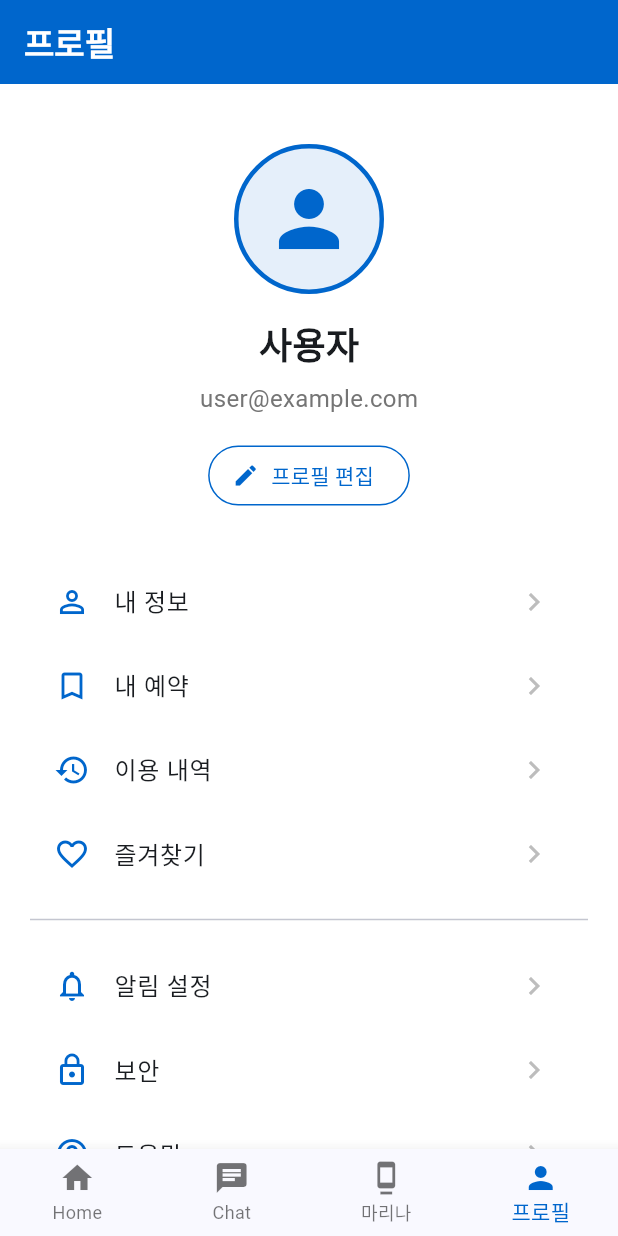
After one commit to wildriver1105/allatonce, a Flutter app: the screen it shows after launch, item 4 of the bottom bar chosen, on a phone screen of 412 x 824 dp. The commit adds this screen. Run offline on Flutter 3.47's test engine with Material 3 defaults, Android fonts, the phone set to English and light mode, and no system bars; our stand-ins replace file_picker, flutter_dotenv, shared_preferences; missing offline and left inert: gpt_markdown.

Commit message:
Profile section added

```diff
--- a/lib/screens/main_screen.dart
+++ b/lib/screens/main_screen.dart
@@ -3,6 +3,7 @@ import '../constants/colors.dart';
 import 'home_screen.dart';
 import 'chat_screen.dart';
 import 'marina_service_screen.dart';
+import 'profile_screen.dart';
 // import 'settings_screen.dart';
 
 class MainScreen extends StatefulWidget {
@@ -37,6 +38,7 @@ class _MainScreenState extends State<MainScreen> {
       ),
       ChatScreen(modelName: selectedModel),
       const MarinaServiceScreen(),
+      const ProfileScreen(),
       // const SettingsScreen(),
     ];
 
@@ -51,6 +53,7 @@ class _MainScreenState extends State<MainScreen> {
           }
         },
         selectedItemColor: AppColors.primary,
+        type: BottomNavigationBarType.fixed,
         items: const [
           BottomNavigationBarItem(
             icon: Icon(Icons.home),
@@ -64,10 +67,10 @@ class _MainScreenState extends State<MainScreen> {
             icon: Icon(Icons.dock),
             label: '마리나',
           ),
-          // BottomNavigationBarItem(
-          //   icon: Icon(Icons.settings),
-          //   label: 'Settings',
-          // ),
+          BottomNavigationBarItem(
+            icon: Icon(Icons.person),
+            label: '프로필',
+          ),
         ],
       ),
     );
--- /dev/null
+++ b/lib/screens/profile_screen.dart
@@ -0,0 +1,226 @@
+import 'package:flutter/material.dart';
+import '../constants/colors.dart';
+
+class ProfileScreen extends StatefulWidget {
+  const ProfileScreen({super.key});
+
+  @override
+  State<ProfileScreen> createState() => _ProfileScreenState();
+}
+
+class _ProfileScreenState extends State<ProfileScreen> {
+  @override
+  Widget build(BuildContext context) {
+    return Scaffold(
+      backgroundColor: AppColors.background,
+      appBar: AppBar(
+        title: const Text(
+          '프로필',
+          style: TextStyle(
+            fontWeight: FontWeight.bold,
+          ),
+        ),
+        backgroundColor: AppColors.primary,
+        foregroundColor: Colors.white,
+        elevation: 0,
+      ),
+      body: SafeArea(
+        child: SingleChildScrollView(
+          padding: const EdgeInsets.all(20.0),
+          child: Column(
+            children: [
+              const SizedBox(height: 20),
+              // 프로필 이미지 및 기본 정보
+              _buildProfileHeader(),
+              const SizedBox(height: 32),
+              // 메뉴 리스트
+              _buildMenuSection(),
+            ],
+          ),
+        ),
+      ),
+    );
+  }
+
+  Widget _buildProfileHeader() {
+    return Column(
+      children: [
+        // 프로필 이미지
+        Container(
+          width: 100,
+          height: 100,
+          decoration: BoxDecoration(
+            shape: BoxShape.circle,
+            color: AppColors.primary.withOpacity(0.1),
+            border: Border.all(
+              color: AppColors.primary,
+              width: 3,
+            ),
+          ),
+          child: Icon(
+            Icons.person,
+            size: 60,
+            color: AppColors.primary,
+          ),
+        ),
+        const SizedBox(height: 16),
+        // 이름
+        const Text(
+          '사용자',
+          style: TextStyle(
+            fontSize: 24,
+            fontWeight: FontWeight.bold,
+          ),
+        ),
+        const SizedBox(height: 8),
+        // 이메일
+        Text(
+          'user@example.com',
+          style: TextStyle(
+            fontSize: 16,
+            color: Colors.grey[600],
+          ),
+        ),
+        const SizedBox(height: 16),
+        // 편집 버튼
+        OutlinedButton.icon(
+          onPressed: () {
+            // 프로필 편집 기능
+          },
+          icon: const Icon(Icons.edit),
+          label: const Text('프로필 편집'),
+          style: OutlinedButton.styleFrom(
+            foregroundColor: AppColors.primary,
+            side: BorderSide(color: AppColors.primary),
+          ),
+        ),
+      ],
+    );
+  }
+
+  Widget _buildMenuSection() {
+    return Column(
+      children: [
+        _buildMenuTile(
+          icon: Icons.person_outline,
+          title: '내 정보',
+          onTap: () {
+            // 내 정보 화면으로 이동
+          },
+        ),
+        _buildMenuTile(
+          icon: Icons.bookmark_outline,
+          title: '내 예약',
+          onTap: () {
+            // 내 예약 화면으로 이동
+          },
+        ),
+        _buildMenuTile(
+          icon: Icons.history,
+          title: '이용 내역',
+          onTap: () {
+            // 이용 내역 화면으로 이동
+          },
+        ),
+        _buildMenuTile(
+          icon: Icons.favorite_outline,
+          title: '즐겨찾기',
+          onTap: () {
+            // 즐겨찾기 화면으로 이동
+          },
+        ),
+        const Divider(height: 32),
+        _buildMenuTile(
+          icon: Icons.notifications_none,
+          title: '알림 설정',
+          onTap: () {
+            // 알림 설정 화면으로 이동
+          },
+        ),
+        _buildMenuTile(
+          icon: Icons.lock_outline,
+          title: '보안',
+          onTap: () {
+            // 보안 설정 화면으로 이동
+          },
+        ),
+        _buildMenuTile(
+          icon: Icons.help_outline,
+          title: '도움말',
+          onTap: () {
+            // 도움말 화면으로 이동
+          },
+        ),
+        _buildMenuTile(
+          icon: Icons.info_outline,
+          title: '앱 정보',
+          onTap: () {
+            // 앱 정보 화면으로 이동
+          },
+        ),
+        const Divider(height: 32),
+        _buildMenuTile(
+          icon: Icons.logout,
+          title: '로그아웃',
+          titleColor: Colors.red,
+          onTap: () {
+            // 로그아웃 기능
+            _showLogoutDialog();
+          },
+        ),
+      ],
+    );
+  }
+
+  Widget _buildMenuTile({
+    required IconData icon,
+    required String title,
+    required VoidCallback onTap,
+    Color? titleColor,
+  }) {
+    return ListTile(
+      leading: Icon(
+        icon,
+        color: titleColor ?? AppColors.primary,
+      ),
+      title: Text(
+        title,
+        style: TextStyle(
+          color: titleColor,
+          fontSize: 16,
+        ),
+      ),
+      trailing: Icon(
+        Icons.chevron_right,
+        color: Colors.grey[400],
+      ),
+      onTap: onTap,
+    );
+  }
+
+  void _showLogoutDialog() {
+    showDialog(
+      context: context,
+      builder: (context) => AlertDialog(
+        title: const Text('로그아웃'),
+        content: const Text('정말 로그아웃하시겠습니까?'),
+        actions: [
+          TextButton(
+            onPressed: () => Navigator.pop(context),
+            child: const Text('취소'),
+          ),
+          TextButton(
+            onPressed: () {
+              Navigator.pop(context);
+              // 로그아웃 처리
+            },
+            child: const Text(
+              '로그아웃',
+              style: TextStyle(color: Colors.red),
+            ),
+          ),
+        ],
+      ),
+    );
+  }
+}
```
Also changed, not shown: 1 other file.
